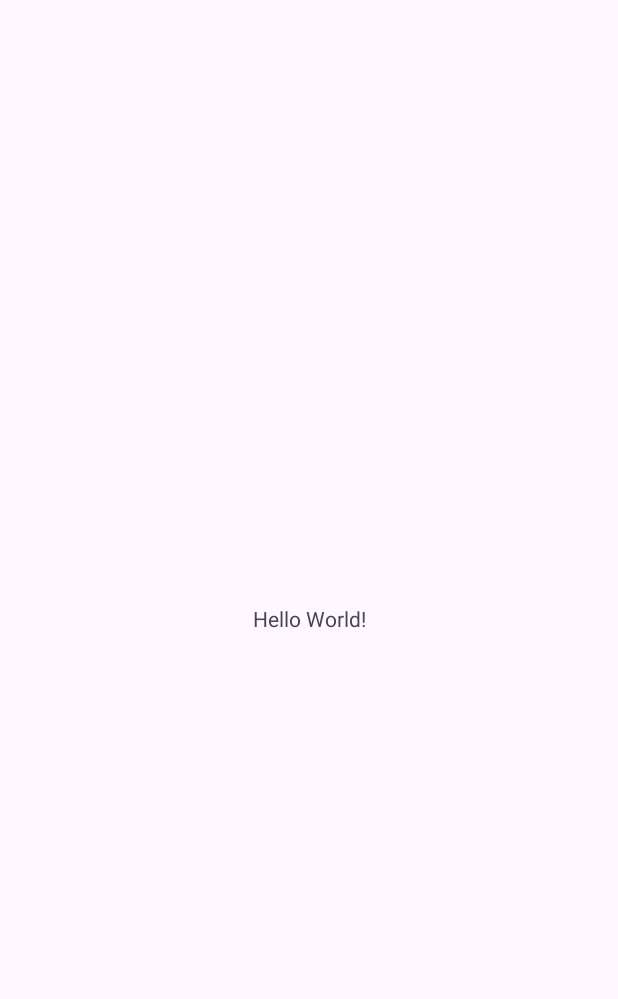
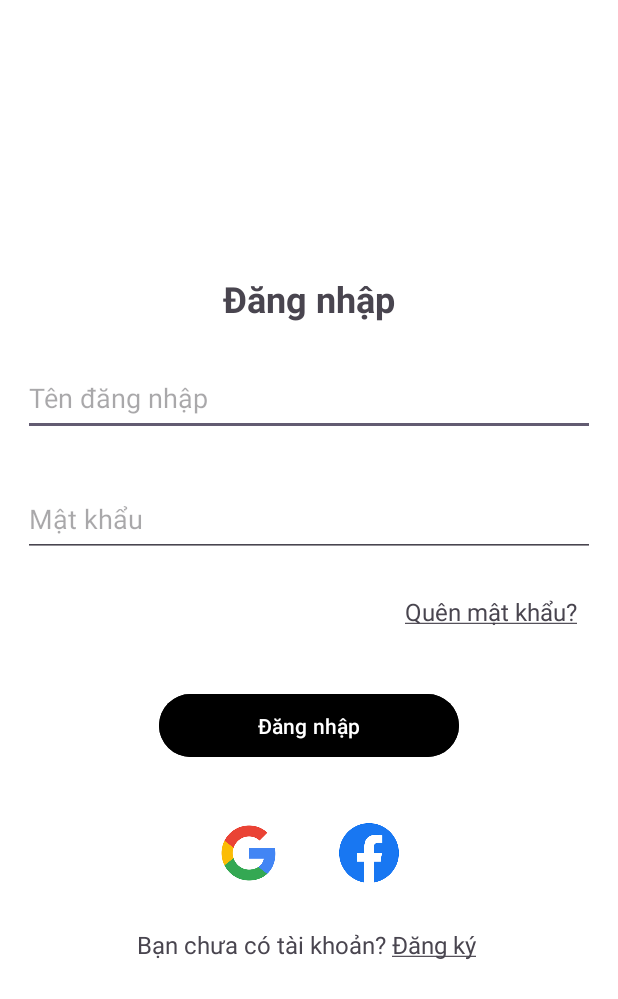
Before and after one commit to NhutViet/BanhMiStore, an Android app: the screen it shows after launch (MainActivity before the commit, Login after it), on a phone screen of 412 x 824 dp. Before the commit the part shown is almost empty. Shown: the top 999 px of the screen. Run offline under Robolectric (Android 15) with nearby library versions, the phone set to English and light mode, and no system bars; our stand-ins replace Firebase (no records; nobody signed in at launch, a user with empty details on screens opened directly).

Commit message:
complete Login Register

```diff
--- a/app/build.gradle.kts
+++ b/app/build.gradle.kts
@@ -38,6 +38,7 @@ dependencies {
     implementation(libs.material)
     implementation(libs.activity)
     implementation(libs.constraintlayout)
+    implementation(libs.firebase.auth)
     testImplementation(libs.junit)
     androidTestImplementation(libs.ext.junit)
     androidTestImplementation(libs.espresso.core)
--- a/app/src/main/AndroidManifest.xml
+++ b/app/src/main/AndroidManifest.xml
@@ -13,7 +13,13 @@
         android:theme="@style/Theme.DuAnAndroid"
         tools:targetApi="31">
         <activity
+            android:name=".Register"
+            android:exported="false" />
+        <activity
             android:name=".MainActivity"
+            android:exported="false" />
+        <activity
+            android:name=".Login"
             android:exported="true">
             <intent-filter>
                 <action android:name="android.intent.action.MAIN" />
--- /dev/null
+++ b/app/src/main/java/com/viethcn/duanandroid/Login.java
@@ -0,0 +1,133 @@
+package com.viethcn.duanandroid;
+
+import android.content.Intent;
+import android.graphics.Color;
+import android.graphics.drawable.ColorDrawable;
+import android.os.Bundle;
+import android.view.LayoutInflater;
+import android.view.View;
+import android.widget.Button;
+import android.widget.EditText;
+import android.widget.TextView;
+import android.widget.Toast;
+
+import androidx.activity.EdgeToEdge;
+import androidx.annotation.NonNull;
+import androidx.appcompat.app.AlertDialog;
+import androidx.appcompat.app.AppCompatActivity;
+import androidx.core.graphics.Insets;
+import androidx.core.view.ViewCompat;
+import androidx.core.view.WindowInsetsCompat;
+
+import com.google.android.gms.tasks.OnCompleteListener;
+import com.google.android.gms.tasks.Task;
+import com.google.firebase.auth.AuthResult;
+import com.google.firebase.auth.FirebaseAuth;
+
+public class Login extends AppCompatActivity {
+    TextView txtDangKy, txtQuenMk;
+    EditText edtTenDangNhap, edtMatKhau;
+
+    Button btnDangNhap;
+
+    private FirebaseAuth firebaseAuth;
+
+    @Override
+    protected void onCreate(Bundle savedInstanceState) {
+        super.onCreate(savedInstanceState);
+        EdgeToEdge.enable(this);
+        setContentView(R.layout.activity_login);
+        txtDangKy = findViewById(R.id.txtDangky);
+        edtTenDangNhap = findViewById(R.id.edtTenDangNhap);
+        edtMatKhau = findViewById(R.id.edtMatKhau);
+        btnDangNhap = findViewById(R.id.btnDangNhap);
+        txtQuenMk = findViewById(R.id.txtQuenMk);
+
+        firebaseAuth = FirebaseAuth.getInstance();
+
+        btnDangNhap.setOnClickListener(new View.OnClickListener() {
+            @Override
+            public void onClick(View v) {
+                String tenDangNhap = edtTenDangNhap.getText().toString();
+                String matKhau = edtMatKhau.getText().toString();
+                firebaseAuth.signInWithEmailAndPassword(tenDangNhap, matKhau).addOnCompleteListener(Login.this,
+                        new OnCompleteListener<AuthResult>() {
+                            @Override
+                            public void onComplete(@NonNull Task<AuthResult> task) {
+                                if (task.isSuccessful()) {
+                                    Toast.makeText(Login.this, "Dang nhap thanh cong", Toast.LENGTH_SHORT).show();
+                                    startActivity(new Intent(Login.this, MainActivity.class));
+                                } else {
+                                    Toast.makeText(Login.this, "Dang nhap khong thanh cong", Toast.LENGTH_SHORT).show();
+                                }
+                            }
+                        });
+            }
+        });
+
+        txtQuenMk.setOnClickListener(new View.OnClickListener() {
+            @Override
+            public void onClick(View v) {
+                showDialogQuenMK();
+
+            }
+        });
+
+        txtDangKy.setOnClickListener(new View.OnClickListener() {
+            @Override
+            public void onClick(View v) {
+                startActivity(new Intent(Login.this, Register.class));
+            }
+        });
+    }
+
+    private void showDialogQuenMK() {
+        AlertDialog.Builder builder = new AlertDialog.Builder(this);
+        LayoutInflater inflater = getLayoutInflater();
+
+        View view = inflater.inflate(R.layout.dialog_forgot, null);
+
+        builder.setView(view);
+
+        AlertDialog alertDialog = builder.create();
+        alertDialog.setCancelable(false);
+        alertDialog.show();
+        alertDialog.getWindow().setBackgroundDrawable(new ColorDrawable(Color.TRANSPARENT));
+
+        EditText edtUsername = view.findViewById(R.id.edtUserName);
+        Button btnSend = view.findViewById(R.id.btnSend);
+        Button btnCancel = view.findViewById(R.id.btnCancel);
+
+        btnCancel.setOnClickListener(new View.OnClickListener() {
+            @Override
+            public void onClick(View v) {
+                alertDialog.dismiss();
+            }
+        });
+
+        btnSend.setOnClickListener(new View.OnClickListener() {
+            @Override
+            public void onClick(View v) {
+                String email = edtUsername.getText().toString().trim();
+                if (email.isEmpty()) {
+                    Toast.makeText(Login.this, "Vui lòng nhập email hợp lệ", Toast.LENGTH_SHORT).show();
+                    return;
+                }
+
+                firebaseAuth.sendPasswordResetEmail(email).addOnCompleteListener(new OnCompleteListener<Void>() {
+                    @Override
+                    public void onComplete(@NonNull Task<Void> task) {
+                        if (task.isSuccessful()) {
+                            Toast.makeText(Login.this, "Đã gửi email đặt lại mật khẩu. Kiểm tra hộp thư đến của bạn.",
+                                    Toast.LENGTH_LONG).show();
+                        } else {
+                            Toast.makeText(Login.this, "Không thể gửi email đặt lại mật khẩu. Vui lòng thử lại sau.",
+                                    Toast.LENGTH_SHORT).show();
+                        }
+                    }
+                });
+                alertDialog.dismiss();
+            }
+        });
+    }
+}
--- /dev/null
+++ b/app/src/main/res/drawable/customedt.xml
@@ -0,0 +1,6 @@
+<?xml version="1.0" encoding="utf-8"?>
+<shape xmlns:android="http://schemas.android.com/apk/res/android">
+    <stroke android:width="1dp" android:color="@color/black"/>
+    <padding android:bottom="10dp" android:left="10dp" android:right="10dp" android:top="10dp"/>
+    <corners android:radius="5dp"/>
+</shape>
--- /dev/null
+++ b/app/src/main/res/layout/activity_login.xml
@@ -0,0 +1,87 @@
+<?xml version="1.0" encoding="utf-8"?>
+<LinearLayout xmlns:android="http://schemas.android.com/apk/res/android"
+    xmlns:app="http://schemas.android.com/apk/res-auto"
+    xmlns:tools="http://schemas.android.com/tools"
+    android:id="@+id/loginMain"
+    android:orientation="vertical"
+    android:layout_width="match_parent"
+    android:layout_height="match_parent"
+    tools:context=".Login"
+    android:gravity="center"
+    android:background="#fff"
+    >
+    <TextView
+        android:layout_width="match_parent"
+        android:layout_height="wrap_content"
+        android:text="Đăng nhập"
+        android:textSize="24sp"
+        android:gravity="center"
+        android:textStyle="bold"
+        android:layout_marginBottom="10dp"
+        />
+    <EditText
+        android:id="@+id/edtTenDangNhap"
+        android:layout_width="match_parent"
+        android:layout_height="50dp"
+        android:layout_margin="15dp"
+        android:hint="Tên đăng nhập" />
+
+    <EditText
+        android:id="@+id/edtMatKhau"
+        android:layout_width="match_parent"
+        android:layout_height="50dp"
+        android:layout_margin="15dp"
+        android:inputType="textPassword"
+        android:hint="Mật khẩu"/>
+
+    <TextView
+        android:id="@+id/txtQuenMk"
+        android:layout_width="match_parent"
+        android:layout_height="wrap_content"
+        android:text="@string/quenmatkhau"
+        android:textSize="16sp"
+        android:gravity="end"
+        android:layout_marginTop="10dp"
+        android:layout_marginEnd="15dp"
+        />
+
+    <Button
+        android:id="@+id/btnDangNhap"
+        android:layout_width="200dp"
+        android:layout_height="50dp"
+        android:layout_marginTop="40dp"
+        android:text="Đăng nhập"
+        android:backgroundTint="#000"/>
+
+    <LinearLayout
+        android:layout_width="match_parent"
+        android:layout_height="wrap_content"
+        android:orientation="horizontal"
+        android:gravity="center"
+        android:layout_marginTop="40dp">
+
+        <ImageView
+            android:id="@+id/imgGG"
+            android:layout_width="40dp"
+            android:layout_height="40dp"
+            android:layout_marginRight="40dp"
+            android:src="@drawable/gg"
+            />
+        <ImageView
+            android:id="@+id/imgFB"
+            android:layout_width="40dp"
+            android:layout_height="40dp"
+            android:src="@drawable/fb"
+            />
+    </LinearLayout>
+
+    <TextView
+        android:id="@+id/txtDangky"
+        android:layout_width="match_parent"
+        android:layout_height="wrap_content"
+        android:layout_marginTop="30dp"
+        android:text="@string/dangky"
+        android:gravity="center"
+        android:textSize="16sp"/>
+
+</LinearLayout>
--- a/app/src/main/res/values/strings.xml
+++ b/app/src/main/res/values/strings.xml
@@ -1,3 +1,6 @@
 <resources>
     <string name="app_name">DuAnAndroid</string>
+    <string name="quenmatkhau"> <u>Quên mật khẩu?</u> </string>
+    <string name="dangky">Bạn chưa có tài khoản? <u>Đăng ký</u> </string>
+    <string name="dangnhap">Đã có tài khoản! <u>Đăng nhập</u></string>
 </resources>
--- a/gradle/libs.versions.toml
+++ b/gradle/libs.versions.toml
@@ -7,6 +7,7 @@ appcompat = "1.7.0"
 material = "1.12.0"
 activity = "1.8.0"
 constraintlayout = "2.2.0"
+firebaseAuth = "23.1.0"
 
 [libraries]
 junit = { group = "junit", name = "junit", version.ref = "junit" }
@@ -16,6 +17,7 @@ appcompat = { group = "androidx.appcompat", name = "appcompat", version.ref = "a
 material = { group = "com.google.android.material", name = "material", version.ref = "material" }
 activity = { group = "androidx.activity", name = "activity", version.ref = "activity" }
 constraintlayout = { group = "androidx.constraintlayout", name = "constraintlayout", version.ref = "constraintlayout" }
+firebase-auth = { group = "com.google.firebase", name = "firebase-auth", version.ref = "firebaseAuth" }
 
 [plugins]
 androidApplication = { id = "com.android.application", version.ref = "agp" }
```
Also changed, not shown: app/src/main/java/com/viethcn/duanandroid/Register.java (added, +87 -0 lines), app/src/main/res/drawable/btn_cancel.xml (added, +16 -0 lines), app/src/main/res/drawable/button_custom.xml (added, +15 -0 lines), app/src/main/res/drawable/custom_btn.xml (added, +13 -0 lines), app/src/main/res/layout/activity_register.xml (added, +65 -0 lines), app/src/main/res/layout/dialog_forgot.xml (added, +63 -0 lines), app/src/main/res/drawable/fb.png (added), app/src/main/res/drawable/gg.png (added).
